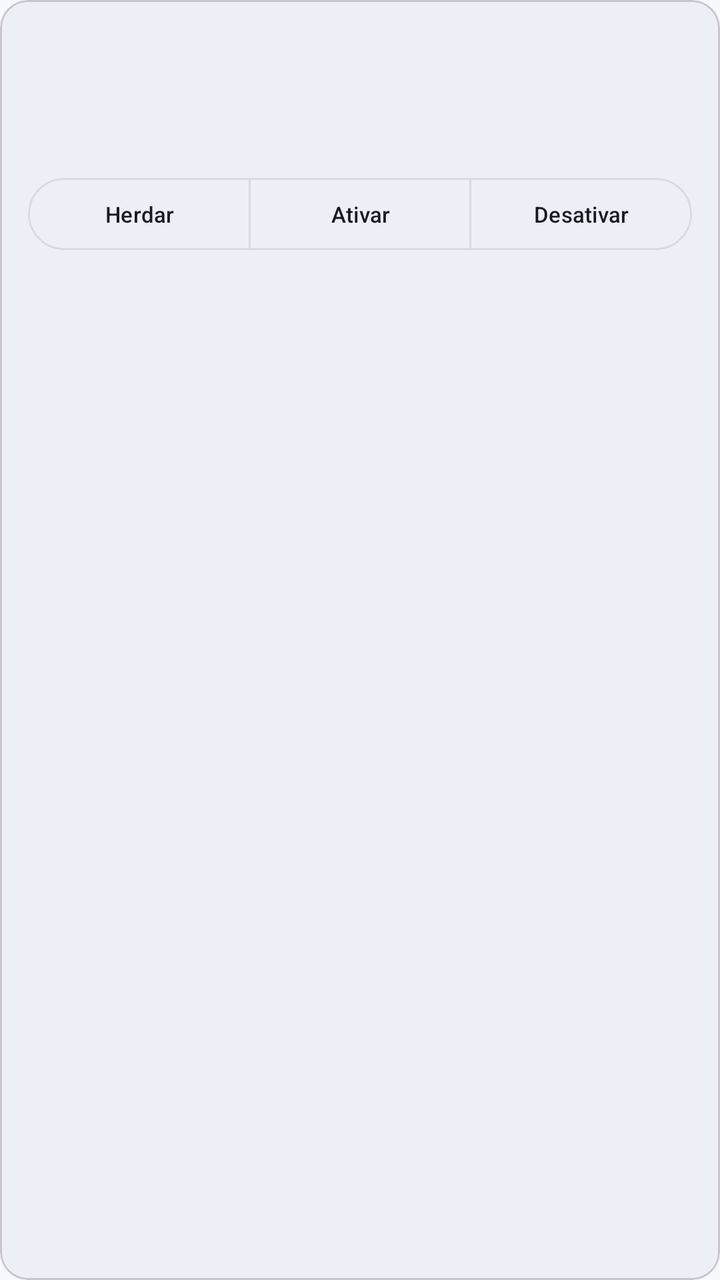
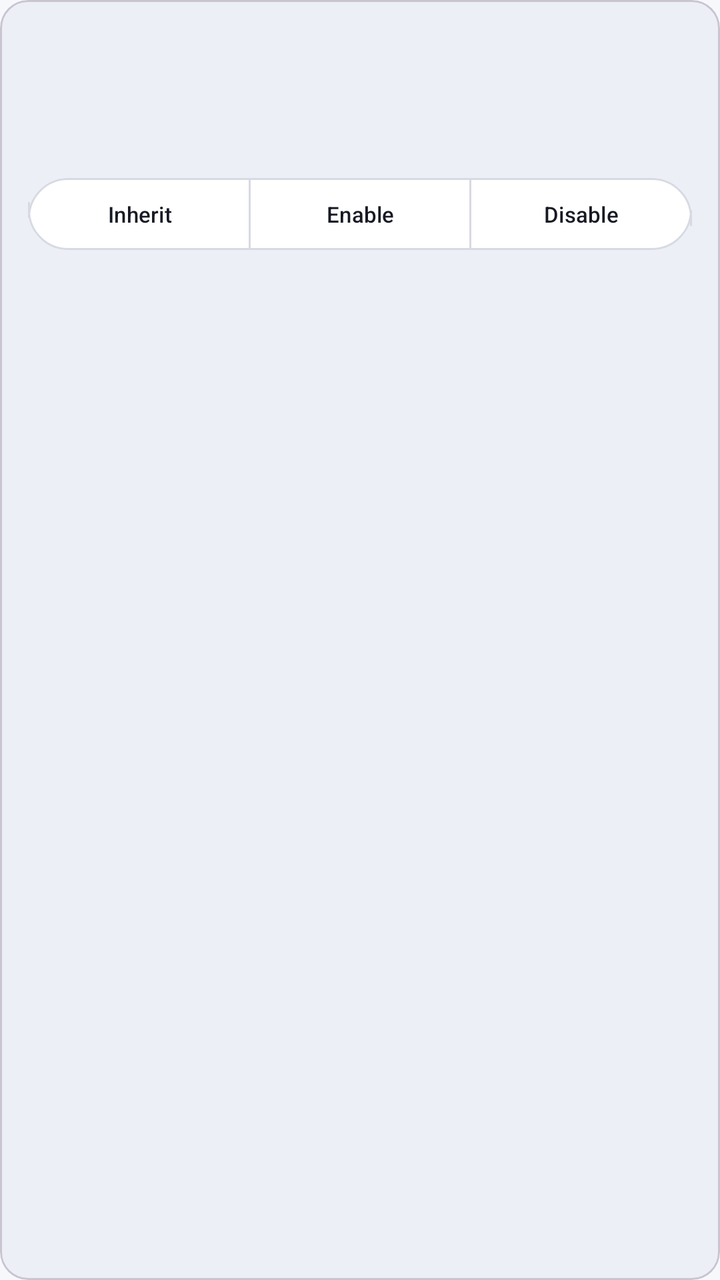

Compare the two renders of this Android layout. The source of the first and the diff that turns it into the second are given below.
<!-- AndroidManifest.xml: application theme Theme.KristalLauncher -->
<!-- res/layout/item_game_patch_setting.xml -->
<?xml version="1.0" encoding="utf-8"?>
<com.google.android.material.card.MaterialCardView
    xmlns:android="http://schemas.android.com/apk/res/android"
    xmlns:app="http://schemas.android.com/apk/res-auto"
    android:layout_width="match_parent"
    android:layout_height="wrap_content"
    android:layout_marginBottom="10dp"
    app:cardBackgroundColor="@color/m3_surface_variant"
    app:cardCornerRadius="14dp"
    app:cardElevation="0dp">

    <LinearLayout
        android:layout_width="match_parent"
        android:layout_height="wrap_content"
        android:orientation="vertical"
        android:padding="14dp">

        <TextView
            android:id="@+id/tvGamePatchName"
            android:layout_width="match_parent"
            android:layout_height="wrap_content"
            android:textColor="@color/m3_on_surface"
            android:textSize="15sp"
            android:textStyle="bold" />

        <TextView
            android:id="@+id/tvGamePatchDescription"
            android:layout_width="match_parent"
            android:layout_height="wrap_content"
            android:layout_marginTop="3dp"
            android:ellipsize="end"
            android:maxLines="2"
            android:textColor="@color/m3_on_surface_variant"
            android:textSize="12sp" />

        <TextView
            android:id="@+id/tvGamePatchEffectiveState"
            android:layout_width="match_parent"
            android:layout_height="wrap_content"
            android:layout_marginTop="7dp"
            android:textColor="@color/m3_primary"
            android:textSize="12sp" />

        <com.google.android.material.button.MaterialButtonToggleGroup
            android:id="@+id/gamePatchModeGroup"
            android:layout_width="match_parent"
            android:layout_height="wrap_content"
            android:layout_marginTop="8dp"
            app:selectionRequired="true"
            app:singleSelection="true">

            <com.google.android.material.button.MaterialButton
                android:id="@+id/btnGamePatchInherit"
                style="@style/Widget.Material3.Button.OutlinedButton"
                android:layout_width="0dp"
                android:layout_height="44dp"
                android:layout_weight="1"
                android:text="@string/patch_mode_inherit"
                android:textSize="11sp" />

            <com.google.android.material.button.MaterialButton
                android:id="@+id/btnGamePatchEnabled"
                style="@style/Widget.Material3.Button.OutlinedButton"
                android:layout_width="0dp"
                android:layout_height="44dp"
                android:layout_weight="1"
                android:text="@string/patch_mode_enable"
                android:textSize="11sp" />

            <com.google.android.material.button.MaterialButton
                android:id="@+id/btnGamePatchDisabled"
                style="@style/Widget.Material3.Button.OutlinedButton"
                android:layout_width="0dp"
                android:layout_height="44dp"
                android:layout_weight="1"
                android:text="@string/patch_mode_disable"
                android:textSize="11sp" />
        </com.google.android.material.button.MaterialButtonToggleGroup>
    </LinearLayout>
</com.google.android.material.card.MaterialCardView>
<!-- resources referenced by this layout -->
<resources>
  <string name="patch_mode_disable">Desativar</string>
  <string name="patch_mode_enable">Ativar</string>
  <string name="patch_mode_inherit">Herdar</string>
  <style name="Theme.KristalLauncher" parent="Theme.Material3.DayNight.NoActionBar">
          <item name="colorPrimary">@color/m3_primary</item>
          <item name="colorOnPrimary">@color/m3_on_primary</item>
          <item name="colorPrimaryContainer">@color/m3_primary_container</item>
          <item name="colorOnPrimaryContainer">@color/m3_on_primary_container</item>
          <item name="android:colorBackground">@color/m3_bg_dark</item>
          <item name="colorSurface">@color/m3_surface</item>
          <item name="colorSurfaceVariant">@color/m3_surface_variant</item>
          <item name="colorOnSurface">@color/m3_on_surface</item>
          <item name="colorOnSurfaceVariant">@color/m3_on_surface_variant</item>
          <item name="colorOutline">@color/m3_outline</item>
          <item name="android:windowDrawsSystemBarBackgrounds">true</item>
          <item name="android:statusBarColor">@color/m3_bg_dark</item>
          <item name="android:navigationBarColor">@color/m3_bg_dark</item>
          <item name="android:windowLightStatusBar">@bool/is_light_theme</item>
          <item name="android:windowLightNavigationBar" tools:targetApi="o_mr1">@bool/is_light_theme</item>
          <item name="android:windowActionModeOverlay">true</item>
          <item name="android:windowActivityTransitions">true</item>
          <item name="android:windowContentTransitions">true</item>
      </style>
  <!-- unchanged entries left out for length: 10 -->
</resources>

<!-- the commit's change to res/layout/item_game_patch_setting.xml (unified diff, before → after) -->
@@ -5,11 +5,12 @@
     android:layout_width="match_parent"
     android:layout_height="wrap_content"
     android:layout_marginBottom="10dp"
-    app:cardBackgroundColor="@color/m3_surface_variant"
-    app:cardCornerRadius="14dp"
+    app:cardBackgroundColor="?attr/kristalPatchCardColor"
+    app:cardCornerRadius="?attr/kristalCorner14"
     app:cardElevation="0dp">
 
     <LinearLayout
+        android:id="@+id/gamePatchCardContent"
         android:layout_width="match_parent"
         android:layout_height="wrap_content"
         android:orientation="vertical"
@@ -19,7 +20,7 @@
             android:id="@+id/tvGamePatchName"
             android:layout_width="match_parent"
             android:layout_height="wrap_content"
-            android:textColor="@color/m3_on_surface"
+            android:textColor="?attr/colorOnSurface"
             android:textSize="15sp"
             android:textStyle="bold" />
 
@@ -30,7 +31,7 @@
             android:layout_marginTop="3dp"
             android:ellipsize="end"
             android:maxLines="2"
-            android:textColor="@color/m3_on_surface_variant"
+            android:textColor="?attr/colorOnSurfaceVariant"
             android:textSize="12sp" />
 
         <TextView
@@ -38,7 +39,7 @@
             android:layout_width="match_parent"
             android:layout_height="wrap_content"
             android:layout_marginTop="7dp"
-            android:textColor="@color/m3_primary"
+            android:textColor="?attr/colorPrimary"
             android:textSize="12sp" />
 
         <com.google.android.material.button.MaterialButtonToggleGroup
@@ -54,27 +55,39 @@
                 style="@style/Widget.Material3.Button.OutlinedButton"
                 android:layout_width="0dp"
                 android:layout_height="44dp"
+                app:cornerRadius="?attr/kristalCorner20"
                 android:layout_weight="1"
                 android:text="@string/patch_mode_inherit"
-                android:textSize="11sp" />
+                android:textSize="11sp"
+                android:textColor="@color/segmented_button_text"
+                app:backgroundTint="@color/segmented_button_background"
+                app:strokeColor="@color/segmented_button_stroke" />
 
             <com.google.android.material.button.MaterialButton
                 android:id="@+id/btnGamePatchEnabled"
                 style="@style/Widget.Material3.Button.OutlinedButton"
                 android:layout_width="0dp"
                 android:layout_height="44dp"
+                app:cornerRadius="?attr/kristalCorner20"
                 android:layout_weight="1"
                 android:text="@string/patch_mode_enable"
-                android:textSize="11sp" />
+                android:textSize="11sp"
+                android:textColor="@color/segmented_button_text"
+                app:backgroundTint="@color/segmented_button_background"
+                app:strokeColor="@color/segmented_button_stroke" />
 
             <com.google.android.material.button.MaterialButton
                 android:id="@+id/btnGamePatchDisabled"
                 style="@style/Widget.Material3.Button.OutlinedButton"
                 android:layout_width="0dp"
                 android:layout_height="44dp"
+                app:cornerRadius="?attr/kristalCorner20"
                 android:layout_weight="1"
                 android:text="@string/patch_mode_disable"
-                android:textSize="11sp" />
+                android:textSize="11sp"
+                android:textColor="@color/segmented_button_text"
+                app:backgroundTint="@color/segmented_button_background"
+                app:strokeColor="@color/segmented_button_stroke" />
         </com.google.android.material.button.MaterialButtonToggleGroup>
     </LinearLayout>
 </com.google.android.material.card.MaterialCardView>
<!-- resource entries referenced after the edit -->
@@ -1,19 +1,22 @@
 <!-- resources referenced by this layout -->
 <resources>
-  <string name="patch_mode_disable">Desativar</string>
-  <string name="patch_mode_enable">Ativar</string>
-  <string name="patch_mode_inherit">Herdar</string>
+  <string name="patch_mode_disable">Disable</string>
+  <string name="patch_mode_enable">Enable</string>
+  <string name="patch_mode_inherit">Inherit</string>
   <style name="Theme.KristalLauncher" parent="Theme.Material3.DayNight.NoActionBar">
           <item name="colorPrimary">@color/m3_primary</item>
           <item name="colorOnPrimary">@color/m3_on_primary</item>
           <item name="colorPrimaryContainer">@color/m3_primary_container</item>
           <item name="colorOnPrimaryContainer">@color/m3_on_primary_container</item>
+          <item name="colorError">@color/m3_error</item>
           <item name="android:colorBackground">@color/m3_bg_dark</item>
           <item name="colorSurface">@color/m3_surface</item>
           <item name="colorSurfaceVariant">@color/m3_surface_variant</item>
           <item name="colorOnSurface">@color/m3_on_surface</item>
           <item name="colorOnSurfaceVariant">@color/m3_on_surface_variant</item>
           <item name="colorOutline">@color/m3_outline</item>
+          <item name="colorControlNormal">@color/m3_on_surface_variant</item>
+          <item name="colorControlActivated">@color/m3_primary</item>
           <item name="android:windowDrawsSystemBarBackgrounds">true</item>
           <item name="android:statusBarColor">@color/m3_bg_dark</item>
           <item name="android:navigationBarColor">@color/m3_bg_dark</item>
@@ -22,7 +25,317 @@
           <item name="android:windowActionModeOverlay">true</item>
           <item name="android:windowActivityTransitions">true</item>
           <item name="android:windowContentTransitions">true</item>
+          <item name="kristalCorner4">4dp</item>
+          <item name="kristalCorner9">9dp</item>
+          <item name="kristalCorner12">12dp</item>
+          <item name="kristalCorner14">14dp</item>
+          <item name="kristalCorner16">16dp</item>
+          <item name="kristalCorner18">18dp</item>
+          <item name="kristalCorner19">19dp</item>
+          <item name="kristalCorner20">20dp</item>
+          <item name="kristalCorner22">22dp</item>
+          <item name="kristalCorner24">24dp</item>
+          <item name="kristalPrimaryContent">#FFFFFF</item>
+          <item name="kristalPatchCardColor">@color/m3_surface_variant</item>
+          <item name="kristalSegmentedButtonUncheckedColor">@color/m3_surface</item>
+          <item name="kristalIconArrowBack">@drawable/ic_arrow_back</item>
+          <item name="kristalIconChevronRight">@drawable/ic_chevron_right</item>
+          <item name="kristalIconClose">@drawable/ic_close</item>
+          <item name="kristalIconDarkMode">@drawable/ic_dark_mode</item>
+          <item name="kristalIconDelete">@drawable/ic_delete</item>
+          <item name="kristalIconDevice">@drawable/ic_device</item>
+          <item name="kristalIconFavorite">@drawable/ic_favorite</item>
+          <item name="kristalIconFilter">@drawable/ic_filter</item>
+          <item name="kristalIconFolder">@drawable/ic_folder</item>
+          <item name="kristalIconGamepad">@drawable/ic_gamepad</item>
+          <item name="kristalIconGithub">@drawable/ic_github</item>
+          <item name="kristalIconHeart">@drawable/ic_heart_pixel</item>
+          <item name="kristalIconHelp">@drawable/ic_help_outline</item>
+          <item name="kristalIconHistory">@drawable/ic_history</item>
+          <item name="kristalIconLanguage">@drawable/ic_language</item>
+          <item name="kristalIconLightMode">@drawable/ic_light_mode</item>
+          <item name="kristalIconMore">@drawable/ic_more_vert</item>
+          <item name="kristalIconPalette">@drawable/ic_palette</item>
+          <item name="kristalIconPlay">@drawable/ic_play</item>
+          <item name="kristalIconRefresh">@drawable/ic_refresh</item>
+          <item name="kristalIconSearch">@drawable/ic_search</item>
+          <item name="kristalIconSettings">@drawable/ic_settings</item>
+          <item name="kristalIconTune">@drawable/ic_tune</item>
+          <item name="kristalIconViewGrid">@drawable/ic_view_grid</item>
+          <item name="kristalIconViewList">@drawable/ic_view_list</item>
       </style>
+  <color name="m3_error">#BA1A1A</color>
+  <!-- drawable ic_arrow_back (drawable) -->
+  <vector xmlns:android="http://schemas.android.com/apk/res/android"
+      android:width="24dp"
+      android:height="24dp"
+      android:viewportWidth="24"
+      android:viewportHeight="24"
+      android:tint="?attr/colorOnSurface">
+    <path
+        android:fillColor="@android:color/white"
+        android:pathData="M20,11H7.83l5.59,-5.59L12,4l-8,8 8,8 1.41,-1.41L7.83,13H20v-2z"/>
+  </vector>
+  <!-- drawable ic_chevron_right (drawable) -->
+  <vector xmlns:android="http://schemas.android.com/apk/res/android"
+      android:width="24dp"
+      android:height="24dp"
+      android:viewportWidth="24"
+      android:viewportHeight="24"
+      android:tint="?attr/colorOnSurfaceVariant">
+    <path
+        android:fillColor="@android:color/white"
+        android:pathData="M10,6L8.59,7.41 13.17,12l-4.58,4.59L10,18l6,-6z"/>
+  </vector>
+  <!-- drawable ic_close (drawable) -->
+  <?xml version="1.0" encoding="utf-8"?>
+  <vector xmlns:android="http://schemas.android.com/apk/res/android"
+      android:width="24dp"
+      android:height="24dp"
+      android:viewportWidth="24"
+      android:viewportHeight="24">
+      <path
+          android:fillColor="#FFFFFFFF"
+          android:pathData="M18.3,5.71L12,12l6.3,6.29 -1.41,1.42L10.59,13.41 4.29,19.71 2.88,18.29 9.17,12 2.88,5.71 4.29,4.29 10.59,10.59 16.89,4.29z" />
+  </vector>
+  <!-- drawable ic_dark_mode (drawable) -->
+  <?xml version="1.0" encoding="utf-8"?>
+  <vector xmlns:android="http://schemas.android.com/apk/res/android"
+      android:width="24dp"
+      android:height="24dp"
+      android:viewportWidth="24"
+      android:viewportHeight="24">
+      <path
+          android:fillColor="#FFFFFFFF"
+          android:pathData="M12,21a9,9 0,0 1,-2.25,-17.71 0.75,0.75 0,0 1,0.83,1.1A7,7 0,0 0,19.61,13.42a0.75,0.75 0,0 1,1.1,0.83A9,9 0,0 1,12,21z" />
+  </vector>
+  <!-- drawable ic_delete (drawable) -->
+  <vector xmlns:android="http://schemas.android.com/apk/res/android"
+      android:width="24dp"
+      android:height="24dp"
+      android:viewportWidth="24"
+      android:viewportHeight="24">
+    <path
+        android:fillColor="#FFE2E2E6"
+        android:pathData="M6,19c0,1.1 0.9,2 2,2h8c1.1,0 2,-0.9 2,-2V7H6v12zM19,4h-3.5l-1,-1h-5l-1,1H5v2h14V4z"/>
+  </vector>
+  <!-- drawable ic_device (drawable) -->
+  <?xml version="1.0" encoding="utf-8"?>
+  <vector xmlns:android="http://schemas.android.com/apk/res/android"
+      android:width="24dp"
+      android:height="24dp"
+      android:viewportWidth="24"
+      android:viewportHeight="24">
+      <path
+          android:fillColor="#FFFFFFFF"
+          android:pathData="M7,2h10c1.1,0 2,0.9 2,2v16c0,1.1 -0.9,2 -2,2H7c-1.1,0 -2,-0.9 -2,-2V4c0,-1.1 0.9,-2 2,-2zM7,5v14h10V5H7zM10,3.5h4v1h-4zM11,20h2v1h-2z" />
+  </vector>
+  <!-- drawable ic_favorite (drawable) -->
+  <vector xmlns:android="http://schemas.android.com/apk/res/android"
+      android:width="24dp"
+      android:height="24dp"
+      android:viewportWidth="24"
+      android:viewportHeight="24"
+      android:tint="?attr/colorOnSurface">
+    <path
+        android:fillColor="@android:color/white"
+        android:pathData="M12,21.35l-1.45,-1.32C5.4,15.36 2,12.28 2,8.5 2,5.42 4.42,3 7.5,3c1.74,0 3.41,0.81 4.5,2.09C13.09,3.81 14.76,3 16.5,3 19.58,3 22,5.42 22,8.5c0,3.78 -3.4,6.86 -8.55,11.54L12,21.35z"/>
+  </vector>
+  <!-- drawable ic_filter (drawable) -->
+  <vector xmlns:android="http://schemas.android.com/apk/res/android"
+      android:width="24dp"
+      android:height="24dp"
+      android:viewportWidth="24"
+      android:viewportHeight="24"
+      android:tint="?attr/colorOnSurfaceVariant">
+    <path
+        android:fillColor="@android:color/white"
+        android:pathData="M3,18h6v-2H3v2z M3,6v2h18V6H3z M3,13h12v-2H3v2z"/>
+  </vector>
+  <!-- drawable ic_folder (drawable) -->
+  <vector xmlns:android="http://schemas.android.com/apk/res/android"
+      android:width="24dp"
+      android:height="24dp"
+      android:viewportWidth="24"
+      android:viewportHeight="24">
+    <path
+        android:fillColor="#FFE2E2E6"
+        android:pathData="M10,4H4c-1.1,0 -1.99,0.9 -1.99,2L2,18c0,1.1 0.9,2 2,2h16c1.1,0 2,-0.9 2,-2V8c0,-1.1 -0.9,-2 -2,-2h-8l-2,-2z"/>
+  </vector>
+  <!-- drawable ic_gamepad (drawable) -->
+  <vector xmlns:android="http://schemas.android.com/apk/res/android"
+      android:width="24dp"
+      android:height="24dp"
+      android:viewportWidth="24"
+      android:viewportHeight="24"
+      android:tint="?attr/colorOnSurface">
+    <path
+        android:fillColor="@android:color/white"
+        android:pathData="M21.58,16.09l-1.09,-7.66C20.21,6.46 18.52,5 16.53,5H7.47C5.48,5 3.79,6.46 3.51,8.43l-1.09,7.66C2.15,18.06 3.66,19.9 5.62,19.9H6c0.83,0 1.58,-0.47 1.94,-1.21L9.2,16h5.6l1.26,2.69c0.36,0.74 1.11,1.21 1.94,1.21h0.38C20.34,19.9 21.85,18.06 21.58,16.09zM11,11H9v2H8v-2H6v-1h2V8h1v2h2V11zM15,10c-0.55,0 -1,-0.45 -1,-1s0.45,-1 1,-1s1,0.45 1,1S15.55,10 15,10zM17,13c-0.55,0 -1,-0.45 -1,-1s0.45,-1 1,-1s1,0.45 1,1S17.55,13 17,13z"/>
+  </vector>
+  <!-- drawable ic_github (drawable) -->
+  <vector xmlns:android="http://schemas.android.com/apk/res/android"
+      android:width="24dp"
+      android:height="24dp"
+      android:viewportWidth="24"
+      android:viewportHeight="24">
+      <path
+          android:fillColor="@android:color/white"
+          android:pathData="M12,2C6.48,2 2,6.58 2,12.23c0,4.52 2.87,8.35 6.84,9.71 0.5,0.09 0.68,-0.22 0.68,-0.49 0,-0.24 -0.01,-1.05 -0.01,-1.91 -2.78,0.62 -3.37,-1.21 -3.37,-1.21 -0.45,-1.18 -1.11,-1.49 -1.11,-1.49 -0.91,-0.64 0.07,-0.63 0.07,-0.63 1,0.07 1.53,1.06 1.53,1.06 0.89,1.56 2.34,1.11 2.91,0.85 0.09,-0.66 0.35,-1.11 0.63,-1.37 -2.22,-0.26 -4.56,-1.14 -4.56,-5.07 0,-1.12 0.39,-2.04 1.03,-2.76 -0.1,-0.26 -0.45,-1.3 0.1,-2.72 0,0 0.84,-0.28 2.75,1.05A9.35,9.35 0,0 1,12 6.9c0.85,0 1.7,0.12 2.5,0.35 1.91,-1.33 2.75,-1.05 2.75,-1.05 0.55,1.42 0.2,2.46 0.1,2.72 0.64,0.72 1.03,1.64 1.03,2.76 0,3.94 -2.34,4.8 -4.57,5.06 0.36,0.32 0.68,0.94 0.68,1.9 0,1.37 -0.01,2.47 -0.01,2.81 0,0.27 0.18,0.59 0.69,0.49A10.04,10.04 0,0 0,22 12.23C22,6.58 17.52,2 12,2z" />
+  </vector>
+  <!-- drawable ic_heart_pixel (drawable) -->
+  <?xml version="1.0" encoding="utf-8"?>
+  <vector xmlns:android="http://schemas.android.com/apk/res/android"
+      android:width="32dp"
+      android:height="32dp"
+      android:viewportWidth="16"
+      android:viewportHeight="16">
+      <path
+          android:fillColor="#FFFFFFFF"
+          android:pathData="M2,0h2v1h2v1h1v2h2v-2h1v-1h2v-1h2v1h1v1h1v8h-2v2h-2v2h-2v2h-4v-2h-2v-2h-2v-2h-2v-8h1v-1h1v-1z" />
+  </vector>
+  <!-- drawable ic_help_outline (drawable) -->
+  <?xml version="1.0" encoding="utf-8"?>
+  <vector xmlns:android="http://schemas.android.com/apk/res/android"
+      android:width="24dp"
+      android:height="24dp"
+      android:viewportWidth="24"
+      android:viewportHeight="24"
+      android:tint="?attr/colorOnSurface">
+      <path
+          android:fillColor="#FFFFFFFF"
+          android:pathData="M11,18h2v-2h-2v2zM12,2C6.48,2 2,6.48 2,12s4.48,10 10,10 10,-4.48 10,-10S17.52,2 12,2zM12,20c-4.41,0 -8,-3.59 -8,-8s3.59,-8 8,-8 8,3.59 8,8 -3.59,8 -8,8zM12,6c-2.21,0 -4,1.79 -4,4h2c0,-1.1 0.9,-2 2,-2s2,0.9 2,2c0,2 -3,1.75 -3,5h2c0,-2.25 3,-2.5 3,-5 0,-2.21 -1.79,-4 -4,-4z" />
+  </vector>
+  <!-- drawable ic_history (drawable) -->
+  <vector xmlns:android="http://schemas.android.com/apk/res/android"
+      android:width="24dp"
+      android:height="24dp"
+      android:viewportWidth="24"
+      android:viewportHeight="24"
+      android:tint="?attr/colorOnSurface">
+    <path
+        android:fillColor="@android:color/white"
+        android:pathData="M13,3c-4.97,0 -9,4.03 -9,9H1l3.89,3.89.07,0.14L9,12H6c0,-3.87 3.13,-7 7,-7s7,3.13 7,7 -3.13,7 -7,7c-1.93,0 -3.68,-0.79 -4.94,-2.06l-1.42,1.42C8.27,19.99 10.51,21 13,21c4.97,0 9,-4.03 9,-9s-4.03,-9 -9,-9zm-1,5v5l4.28,2.54 0.72,-1.21 -3.5,-2.08V8H12z"/>
+  </vector>
+  <!-- drawable ic_language (drawable) -->
+  <vector xmlns:android="http://schemas.android.com/apk/res/android"
+      android:width="24dp"
+      android:height="24dp"
+      android:viewportWidth="24"
+      android:viewportHeight="24">
+    <path
+        android:fillColor="#FFE2E2E6"
+        android:pathData="M11.99,2C6.47,2 2,6.48 2,12s4.47,10 9.99,10C17.52,22 22,17.52 22,12S17.52,2 11.99,2zm6.93,6h-2.95c-0.32,-1.25 -0.78,-2.45 -1.38,-3.56 1.84,0.63 3.37,1.91 4.33,3.56zM12,4.04c0.83,1.2 1.48,2.53 1.91,3.96h-3.82c0.43,-1.43 1.08,-2.76 1.91,-3.96zM4.26,14C4.1,13.36 4,12.69 4,12s0.1,-1.36 0.26,-2h3.38c-0.08,0.66 -0.14,1.32 -0.14,2 0,0.68 0.06,1.34 0.14,2H4.26zm0.82,2h2.95c0.32,1.25 0.78,2.45 1.38,3.56 -1.84,-0.63 -3.37,-1.91 -4.33,-3.56zm2.95,-8H5.08c0.96,-1.65 2.49,-2.93 4.33,-3.56C8.81,5.55 8.35,6.75 8.03,8zM12,19.96c-0.83,-1.2 -1.48,-2.53 -1.91,-3.96h3.82c-0.43,1.43 -1.08,2.76 -1.91,3.96zM14.34,14h-4.68c-0.09,-0.66 -0.16,-1.32 -0.16,-2 0,-0.68 0.07,-1.35 0.16,-2h4.68c0.09,0.65 0.16,1.32 0.16,2 0,0.68 -0.07,1.34 -0.16,2zm0.77,5.56c0.6,-1.11 1.06,-2.31 1.38,-3.56h2.95c-0.96,1.65 -2.49,2.93 -4.33,3.56zM16.36,14c0.08,-0.66 0.14,-1.32 0.14,-2 0,-0.68 -0.06,-1.34 -0.14,-2h3.38c0.16,0.64 0.26,1.31 0.26,2s-0.1,1.36 -0.26,2h-3.38z"/>
+  </vector>
+  <!-- drawable ic_light_mode (drawable) -->
+  <?xml version="1.0" encoding="utf-8"?>
+  <vector xmlns:android="http://schemas.android.com/apk/res/android"
+      android:width="24dp"
+      android:height="24dp"
+      android:viewportWidth="24"
+      android:viewportHeight="24">
+      <path
+          android:fillColor="#FFFFFFFF"
+          android:pathData="M11,1h2v3h-2zM11,20h2v3h-2zM3.51,4.93l1.42,-1.42 2.12,2.12 -1.42,1.42zM16.95,18.37l1.42,-1.42 2.12,2.12 -1.42,1.42zM1,11h3v2H1zM20,11h3v2h-3zM3.51,19.07l2.12,-2.12 1.42,1.42 -2.12,2.12zM16.95,5.63l2.12,-2.12 1.42,1.42 -2.12,2.12zM12,6a6,6 0,1 0,0 12,6 6,0 0,0 0,-12zM12,8a4,4 0,1 1,0 8,4 4,0 0,1 0,-8z" />
+  </vector>
+  <!-- drawable ic_more_vert (drawable) -->
+  <vector xmlns:android="http://schemas.android.com/apk/res/android"
+      android:width="24dp"
+      android:height="24dp"
+      android:viewportWidth="24"
+      android:viewportHeight="24"
+      android:tint="?attr/colorOnSurfaceVariant">
+    <path
+        android:fillColor="@android:color/white"
+        android:pathData="M12,8c1.1,0 2,-0.9 2,-2s-0.9,-2 -2,-2 -2,0.9 -2,2 0.9,2 2,2zM12,10c-1.1,0 -2,0.9 -2,2s0.9,2 2,2 2,-0.9 2,-2 -0.9,-2 -2,-2zM12,16c-1.1,0 -2,0.9 -2,2s0.9,2 2,2 2,-0.9 2,-2 -0.9,-2 -2,-2z"/>
+  </vector>
+  <!-- drawable ic_palette (drawable) -->
+  <?xml version="1.0" encoding="utf-8"?>
+  <vector xmlns:android="http://schemas.android.com/apk/res/android"
+      android:width="24dp"
+      android:height="24dp"
+      android:viewportWidth="24"
+      android:viewportHeight="24">
+      <path
+          android:fillColor="#FFFFFFFF"
+          android:pathData="M12,3C7.03,3 3,6.58 3,11c0,3.86 3.14,7 7,7h1.65c0.74,0 1.35,-0.6 1.35,-1.35 0,-0.35 -0.14,-0.68 -0.38,-0.93 -0.2,-0.2 -0.32,-0.47 -0.32,-0.77 0,-0.61 0.49,-1.1 1.1,-1.1H15c3.31,0 6,-2.46 6,-5.5C21,5.39 16.97,3 12,3zM7.5,12C6.67,12 6,11.33 6,10.5S6.67,9 7.5,9 9,9.67 9,10.5 8.33,12 7.5,12zM10,8C9.17,8 8.5,7.33 8.5,6.5S9.17,5 10,5s1.5,0.67 1.5,1.5S10.83,8 10,8zM14.5,8c-0.83,0 -1.5,-0.67 -1.5,-1.5S13.67,5 14.5,5 16,5.67 16,6.5 15.33,8 14.5,8zM17.5,11c-0.83,0 -1.5,-0.67 -1.5,-1.5S16.67,8 17.5,8 19,8.67 19,9.5 18.33,11 17.5,11z" />
+  </vector>
+  <!-- drawable ic_play (drawable) -->
+  <vector xmlns:android="http://schemas.android.com/apk/res/android"
+      android:width="24dp"
+      android:height="24dp"
+      android:viewportWidth="24"
+      android:viewportHeight="24">
+    <path
+        android:fillColor="#FF002D6E"
+        android:pathData="M8,5v14l11,-7z"/>
+  </vector>
+  <!-- drawable ic_refresh (drawable) -->
+  <vector xmlns:android="http://schemas.android.com/apk/res/android"
+      android:width="24dp"
+      android:height="24dp"
+      android:viewportWidth="24"
+      android:viewportHeight="24"
+      android:tint="?attr/colorOnSurface">
+    <path
+        android:fillColor="@android:color/white"
+        android:pathData="M17.65,6.35C16.2,4.9 14.21,4 12,4c-4.42,0 -7.99,3.58 -7.99,8s3.57,8 7.99,8c3.73,0 6.84,-2.55 7.73,-6h-2.08c-0.82,2.33 -3.04,4 -5.65,4 -3.31,0 -6,-2.69 -6,-6s2.69,-6 6,-6c1.66,0 3.14,0.69 4.22,1.78L13,11h7V4l-2.35,2.35z"/>
+  </vector>
+  <!-- drawable ic_search (drawable) -->
+  <vector xmlns:android="http://schemas.android.com/apk/res/android"
+      android:width="24dp"
+      android:height="24dp"
+      android:viewportWidth="24"
+      android:viewportHeight="24">
+    <path
+        android:fillColor="#FFC4C6D0"
+        android:pathData="M15.5,14h-0.79l-0.28,-0.27C15.41,12.59 16,11.11 16,9.5 16,5.91 13.09,3 9.5,3S3,5.91 3,9.5 5.91,16 9.5,16c1.61,0 3.09,-0.59 4.23,-1.57l0.27,0.28v0.79l5,4.99L20.49,19l-4.99,-5zm-6,0C7.01,14 5,11.99 5,9.5S7.01,5 9.5,5 14,7.01 14,9.5 11.99,14 9.5,14z"/>
+  </vector>
+  <!-- drawable ic_settings (drawable) -->
+  <vector xmlns:android="http://schemas.android.com/apk/res/android"
+      android:width="24dp"
+      android:height="24dp"
+      android:viewportWidth="24"
+      android:viewportHeight="24"
+      android:tint="?attr/colorOnSurface">
+    <path
+        android:fillColor="@android:color/white"
+        android:pathData="M19.14,12.94c0.04,-0.3 0.06,-0.61 0.06,-0.94c0,-0.32 -0.02,-0.64 -0.07,-0.94l2.03,-1.58c0.18,-0.14 0.23,-0.41 0.12,-0.61l-1.92,-3.32c-0.12,-0.22 -0.37,-0.29 -0.59,-0.22l-2.39,0.96c-0.5,-0.38 -1.03,-0.7 -1.62,-0.94l-0.36,-2.54c-0.04,-0.24 -0.24,-0.41 -0.48,-0.41h-3.84c-0.24,0 -0.43,0.17 -0.47,0.41l-0.36,2.54c-0.59,0.24 -1.13,0.57 -1.62,0.94l-2.39,-0.96c-0.22,-0.08 -0.47,0 -0.59,0.22L2.74,8.87c-0.12,0.21 -0.08,0.47 0.12,0.61l2.03,1.58c-0.05,0.3 -0.09,0.63 -0.09,0.94s0.02,0.64 0.07,0.94l-2.03,1.58c-0.18,0.14 -0.23,0.41 -0.12,0.61l1.92,3.32c0.12,0.22 0.37,0.29 0.59,0.22l2.39,-0.96c0.5,0.38 1.03,0.7 1.62,0.94l0.36,2.54c0.05,0.24 0.24,0.41 0.48,0.41h3.84c0.24,0 0.44,-0.17 0.47,-0.41l0.36,-2.54c0.59,-0.24 1.13,-0.56 1.62,-0.94l2.39,0.96c0.22,0.08 0.47,0 0.59,-0.22l1.92,-3.32c0.12,-0.22 0.07,-0.47 -0.12,-0.61l-2.01,-1.58zM12,15.6c-1.98,0 -3.6,-1.62 -3.6,-3.6s1.62,-3.6 3.6,-3.6s3.6,1.62 3.6,3.6s-1.62,3.6 -3.6,3.6z"/>
+  </vector>
+  <!-- drawable ic_tune (drawable) -->
+  <?xml version="1.0" encoding="utf-8"?>
+  <vector xmlns:android="http://schemas.android.com/apk/res/android"
+      android:width="24dp"
+      android:height="24dp"
+      android:viewportWidth="24"
+      android:viewportHeight="24"
+      android:tint="?attr/colorOnSurface">
+      <path
+          android:fillColor="#FFFFFFFF"
+          android:pathData="M3,17v2h6v-2H3zM3,5v2h10V5H3zM13,21v-2h8v-2h-8v-2h-2v6h2zM7,9v2H3v2h4v2h2V9H7zM21,13v-2H11v2h10zM15,9h2V7h4V5h-4V3h-2v6z" />
+  </vector>
+  <!-- drawable ic_view_grid (drawable) -->
+  <vector xmlns:android="http://schemas.android.com/apk/res/android"
+      android:width="24dp"
+      android:height="24dp"
+      android:viewportWidth="24"
+      android:viewportHeight="24"
+      android:tint="?attr/colorOnSurface">
+    <path
+        android:fillColor="@android:color/white"
+        android:pathData="M4,11h6V3H4v8zm0,10h6v-8H4v8zm8,0h6v-8h-6v8zm8,0h4v-8h-4v8zm-8,-10h6V3h-6v8zm8,-8v8h4V3h-4z"/>
+  </vector>
+  <!-- drawable ic_view_list (drawable) -->
+  <vector xmlns:android="http://schemas.android.com/apk/res/android"
+      android:width="24dp"
+      android:height="24dp"
+      android:viewportWidth="24"
+      android:viewportHeight="24"
+      android:tint="?attr/colorOnSurface">
+    <path
+        android:fillColor="@android:color/white"
+        android:pathData="M4,15h16v-2H4v2zm0,4h16v-2H4v2zm0,-8h16V9H4v2zm0,-6v2h16V5H4z"/>
+  </vector>
   <!-- unchanged entries left out for length: 10 -->
 </resources>
 
